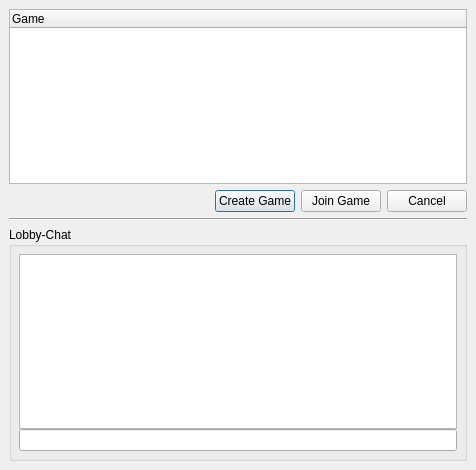
First picture: the form in src/gui/qt/gamelobbydialog.ui, repository pokerth/pokerth, before the edit.
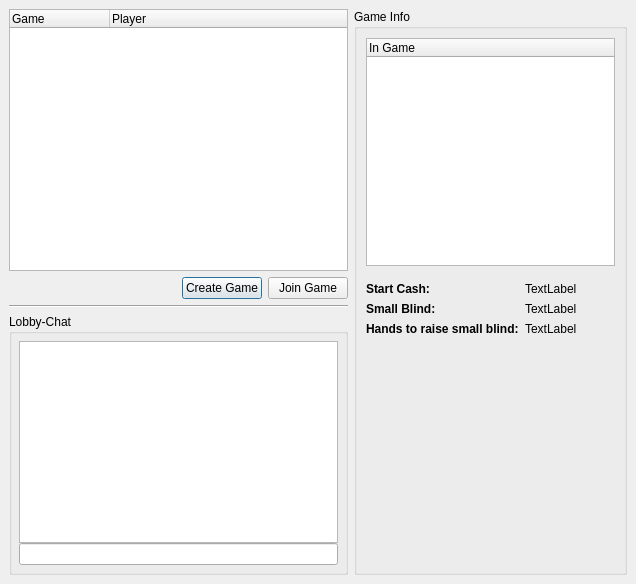
Second picture: the form after the edit.

```diff
--- a/src/gui/qt/gamelobbydialog.ui
+++ b/src/gui/qt/gamelobbydialog.ui
@@ -5,8 +5,8 @@
    <rect>
     <x>0</x>
     <y>0</y>
-    <width>476</width>
-    <height>470</height>
+    <width>636</width>
+    <height>584</height>
    </rect>
   </property>
   <property name="windowTitle" >
@@ -19,13 +19,124 @@
    <property name="spacing" >
     <number>6</number>
    </property>
-   <item row="0" column="0" >
-    <widget class="QTreeWidget" name="treeWidget_GameList" >
-     <column>
-      <property name="text" >
-       <string>Game</string>
+   <item rowspan="4" row="0" column="1" >
+    <widget class="QGroupBox" name="groupBox_2" >
+     <property name="title" >
+      <string>Game Info</string>
+     </property>
+     <layout class="QGridLayout" >
+      <property name="margin" >
+       <number>9</number>
       </property>
-     </column>
+      <property name="spacing" >
+       <number>6</number>
+      </property>
+      <item row="3" column="1" >
+       <spacer>
+        <property name="orientation" >
+         <enum>Qt::Vertical</enum>
+        </property>
+        <property name="sizeHint" >
+         <size>
+          <width>20</width>
+          <height>40</height>
+         </size>
+        </property>
+       </spacer>
+      </item>
+      <item row="2" column="0" colspan="2" >
+       <layout class="QGridLayout" >
+        <property name="margin" >
+         <number>0</number>
+        </property>
+        <property name="spacing" >
+         <number>6</number>
+        </property>
+        <item row="1" column="1" >
+         <widget class="QLabel" name="label_4" >
+          <property name="text" >
+           <string>TextLabel</string>
+          </property>
+         </widget>
+        </item>
+        <item row="2" column="1" >
+         <widget class="QLabel" name="label_6" >
+          <property name="text" >
+           <string>TextLabel</string>
+          </property>
+         </widget>
+        </item>
+        <item row="2" column="0" >
+         <widget class="QLabel" name="label_5" >
+          <property name="text" >
+           <string>&lt;html>&lt;head>&lt;meta name="qrichtext" content="1" />&lt;style type="text/css">
+p, li { white-space: pre-wrap; }
+&lt;/style>&lt;/head>&lt;body style=" font-family:'Nimbus Sans L'; font-size:9pt; font-weight:400; font-style:normal; text-decoration:none;">
+&lt;p style=" margin-top:0px; margin-bottom:0px; margin-left:0px; margin-right:0px; -qt-block-indent:0; text-indent:0px;">&lt;span style=" font-weight:600;">Hands to raise small blind:&lt;/span>&lt;/p>&lt;/body>&lt;/html></string>
+          </property>
+         </widget>
+        </item>
+        <item row="1" column="0" >
+         <widget class="QLabel" name="label_3" >
+          <property name="text" >
+           <string>&lt;html>&lt;head>&lt;meta name="qrichtext" content="1" />&lt;style type="text/css">
+p, li { white-space: pre-wrap; }
+&lt;/style>&lt;/head>&lt;body style=" font-family:'Nimbus Sans L'; font-size:9pt; font-weight:400; font-style:normal; text-decoration:none;">
+&lt;p style=" margin-top:0px; margin-bottom:0px; margin-left:0px; margin-right:0px; -qt-block-indent:0; text-indent:0px;">&lt;span style=" font-weight:600;">Small Blind:&lt;/span>&lt;/p>&lt;/body>&lt;/html></string>
+          </property>
+         </widget>
+        </item>
+        <item row="0" column="0" >
+         <widget class="QLabel" name="label" >
+          <property name="text" >
+           <string>&lt;html>&lt;head>&lt;meta name="qrichtext" content="1" />&lt;style type="text/css">
+p, li { white-space: pre-wrap; }
+&lt;/style>&lt;/head>&lt;body style=" font-family:'Nimbus Sans L'; font-size:9pt; font-weight:400; font-style:normal; text-decoration:none;">
+&lt;p style=" margin-top:0px; margin-bottom:0px; margin-left:0px; margin-right:0px; -qt-block-indent:0; text-indent:0px;">&lt;span style=" font-weight:600;">Start Cash:&lt;/span>&lt;/p>&lt;/body>&lt;/html></string>
+          </property>
+         </widget>
+        </item>
+        <item row="0" column="1" >
+         <widget class="QLabel" name="label_2" >
+          <property name="text" >
+           <string>TextLabel</string>
+          </property>
+         </widget>
+        </item>
+       </layout>
+      </item>
+      <item row="1" column="0" >
+       <spacer>
+        <property name="orientation" >
+         <enum>Qt::Vertical</enum>
+        </property>
+        <property name="sizeType" >
+         <enum>QSizePolicy::Fixed</enum>
+        </property>
+        <property name="sizeHint" >
+         <size>
+          <width>20</width>
+          <height>10</height>
+         </size>
+        </property>
+       </spacer>
+      </item>
+      <item row="0" column="0" colspan="2" >
+       <widget class="QTreeWidget" name="treeWidget" >
+        <property name="minimumSize" >
+         <size>
+          <width>221</width>
+          <height>0</height>
+         </size>
+        </property>
+        <column>
+         <property name="text" >
+          <string>In Game</string>
+         </property>
+        </column>
+       </widget>
+      </item>
+     </layout>
     </widget>
    </item>
    <item row="2" column="0" >
@@ -56,6 +167,20 @@
      </layout>
     </widget>
    </item>
+   <item row="0" column="0" >
+    <widget class="QTreeWidget" name="treeWidget_GameList" >
+     <column>
+      <property name="text" >
+       <string>Game</string>
+      </property>
+     </column>
+     <column>
+      <property name="text" >
+       <string>Player</string>
+      </property>
+     </column>
+    </widget>
+   </item>
    <item row="1" column="0" >
     <layout class="QHBoxLayout" >
      <property name="margin" >
@@ -91,13 +216,6 @@
        </property>
       </widget>
      </item>
-     <item>
-      <widget class="QPushButton" name="pushButton_Cancel" >
-       <property name="text" >
-        <string>Cancel</string>
-       </property>
-      </widget>
-     </item>
     </layout>
    </item>
   </layout>
```
Left out of the diff: 20 changed lines with no effect on the pictures.
